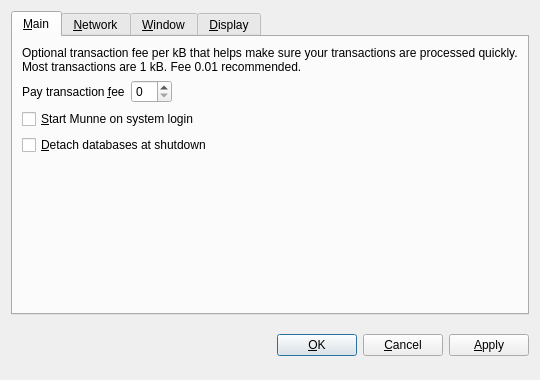
munnecoin/Munnewallet, file src/qt/forms/optionsdialog.ui: the form before one commit.
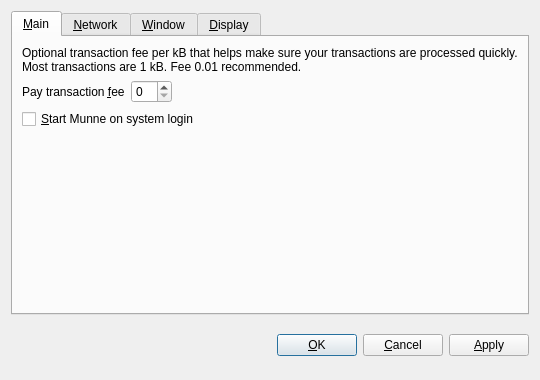
The form after the commit. Custom widgets are drawn as their Qt base class.

Commit message:
Remove -detachdb and stop's detach argument.
As the only BDB database left is the wallet, and it is always
detached.

Also remove IsChainFile() predicate and related chainfile-specific
logic.

Conflicts:
	src/bitcoinrpc.cpp

Patch:
```diff
--- a/src/qt/forms/optionsdialog.ui
+++ b/src/qt/forms/optionsdialog.ui
@@ -89,16 +89,6 @@
          </property>
         </widget>
        </item>
-       <item>
-        <widget class="QCheckBox" name="detachDatabases">
-         <property name="toolTip">
-          <string>Detach block and address databases at shutdown. This means they can be moved to another data directory, but it slows down shutdown. The wallet is always detached.</string>
-         </property>
-         <property name="text">
-          <string>&amp;Detach databases at shutdown</string>
-         </property>
-        </widget>
-       </item>
        <item>
         <spacer name="verticalSpacer_Main">
          <property name="orientation">
```
The commit also changes 7 other files.
